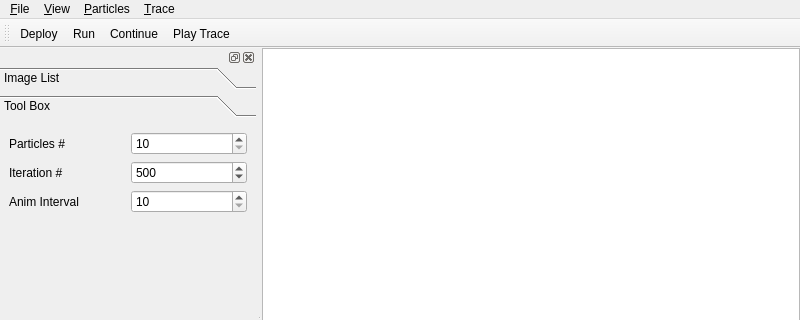
SadeghMSalehi/gradworks, file imageParticles/particlesUI.ui: the form before one commit; both pictures show x 0 to 800 and y 0 to 320 of the 800 by 600 pixel window.
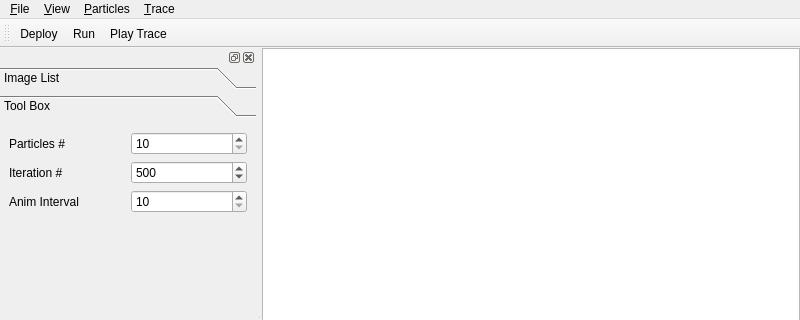
The form after the commit. Custom widgets are drawn as their Qt base class.

```diff
--- a/imageParticles/particlesUI.ui
+++ b/imageParticles/particlesUI.ui
@@ -175,7 +175,6 @@
    </attribute>
    <addaction name="actionDeploy"/>
    <addaction name="actionRun"/>
-   <addaction name="actionContinueOptimization"/>
    <addaction name="actionPlayTrace"/>
   </widget>
   <widget class="QMenuBar" name="menuBar">
@@ -328,11 +327,6 @@
     <string>Show Plot Window</string>
    </property>
   </action>
-  <action name="actionContinueOptimization">
-   <property name="text">
-    <string>Continue</string>
-   </property>
-  </action>
  </widget>
  <customwidgets>
   <customwidget>
@@ -341,6 +335,11 @@
    <header>qcustomplot.h</header>
    <container>1</container>
   </customwidget>
+  <customwidget>
+   <class>QMyGraphicsView</class>
+   <extends>QGraphicsView</extends>
+   <header>qmygraphicsview.h</header>
+  </customwidget>
  </customwidgets>
  <resources/>
  <connections/>
```
Left out of the diff: 11 changed lines with no effect on the pictures.
